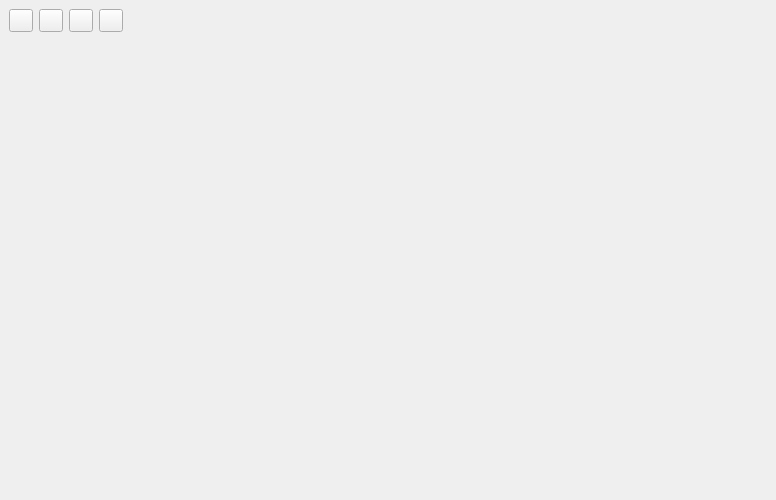
First picture: the form in mlapp/src/views/infrastructure_view/infrastructure_view_dock_widget_base.ui, repository Trailmarker/paddock-power, before the edit.
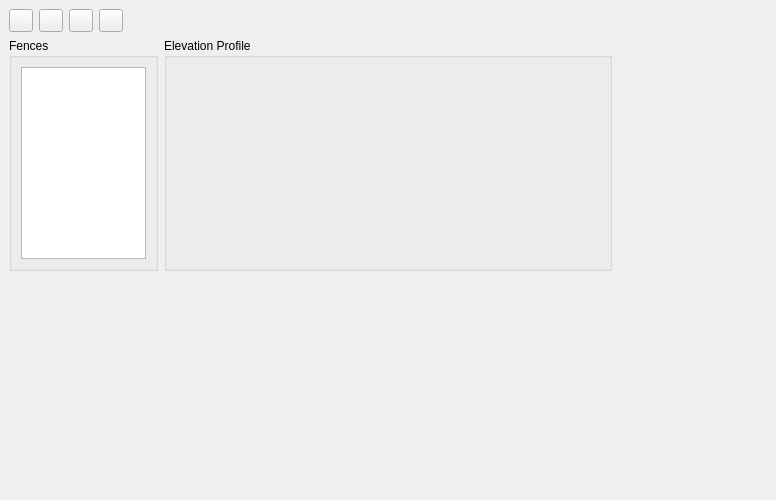
Second picture: the form after the edit. Icons and pictures are not drawn. Custom widgets are drawn as their Qt base class.

The edit to the form file:
```diff
--- a/mlapp/src/views/infrastructure_view/infrastructure_view_dock_widget_base.ui
+++ b/mlapp/src/views/infrastructure_view/infrastructure_view_dock_widget_base.ui
@@ -129,26 +129,34 @@
           </layout>
         </item>
         <item>
-          <layout class="QHBoxLayout" name="contentLayout">
+     <layout class="QHBoxLayout" name="contentLayout" stretch="1,3,1">
             <property name="topMargin">
               <number>0</number>
             </property>
             <item>
-              <widget class="FenceList" name="fenceList" native="true">
+       <widget class="QGroupBox" name="fenceListGroupBox">
                 <property name="sizePolicy">
-                  <sizepolicy hsizetype="Minimum" vsizetype="Expanding">
+         <sizepolicy hsizetype="Expanding" vsizetype="MinimumExpanding">
                     <horstretch>0</horstretch>
                     <verstretch>0</verstretch>
                   </sizepolicy>
                 </property>
-                <property name="minimumSize">
-                  <size>
-                    <width>100</width>
-                    <height>0</height>
-                  </size>
-                </property>
-              </widget>
-            </item>
+        <property name="title">
+         <string>Fences</string>
+        </property>
+        <layout class="QVBoxLayout" name="verticalLayout_2">
+         <item>
+          <widget class="FenceList" name="fenceList"/>
+         </item>
+        </layout>
+       </widget>
+      </item>
+      <item>
+       <widget class="QGroupBox" name="profileGroupBox">
+        <property name="title">
+         <string>Elevation Profile</string>
+        </property>
+        <layout class="QVBoxLayout" name="verticalLayout_3">
             <item>
               <widget class="ProfileDetails" name="profileDetails" native="true">
                 <property name="sizePolicy">
@@ -162,6 +170,9 @@
                 </property>
               </widget>
             </item>
+        </layout>
+       </widget>
+      </item>
             <item>
               <widget class="FencePaddockChanges" name="fencePaddockChanges" native="true">
                 <property name="sizePolicy">
@@ -220,7 +231,7 @@
     </customwidget>
     <customwidget>
       <class>FenceList</class>
-      <extends>QWidget</extends>
+   <extends>QListWidget</extends>
       <header>mlapp/src/widgets/fence_list/fence_list</header>
       <container>1</container>
     </customwidget>
```
Left out of the diff: 1 changed line with no effect on the pictures. Lines whose indentation alone changed are shown as unchanged.
